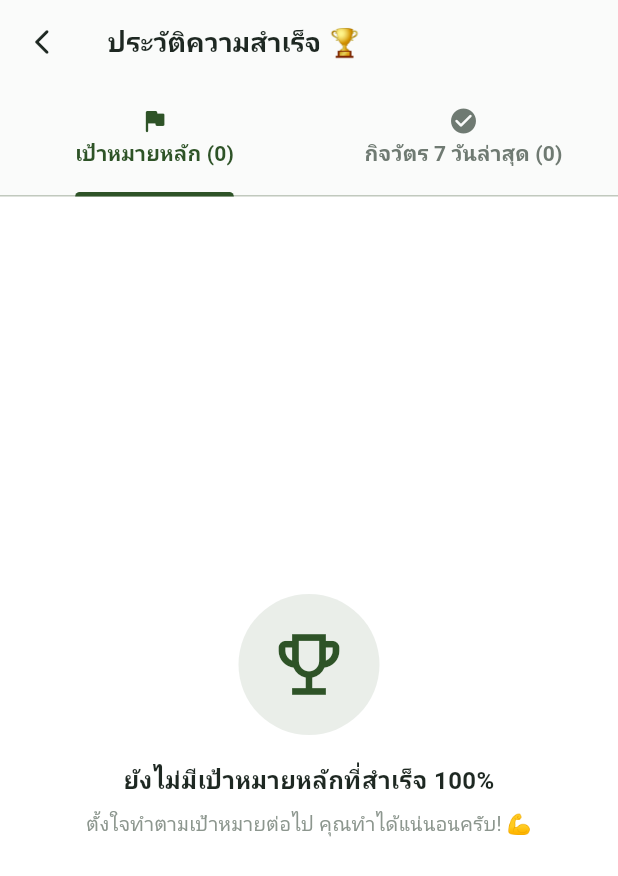
After one commit to Deen7028/HealthyMate, a Flutter app: the MyRoutinesPage screen opened directly, after a tap on the "emoji events" icon, on a phone screen of 412 x 824 dp. The commit adds this screen. Shown: the top 876 px of the screen. Run offline on Flutter 3.47's test engine with Material 3 defaults, Android fonts, the phone set to English and light mode, and no system bars; our stand-ins replace audioplayers, connectivity_plus, flutter_dotenv, flutter_local_notifications, flutter_secure_storage, flutter_tts and 12 more; missing offline and left inert: flutter_background_service, gal, health; accounts and stored records are empty; network calls fail.

Commit message:
feat: add completed goals and routines history page with supporting DAO and API updates

```diff
--- a/lib/core/database/daos/goal_preference_dao.dart
+++ b/lib/core/database/daos/goal_preference_dao.dart
@@ -15,6 +15,18 @@ extension AppDatabaseGoalPreferenceDao on AppDatabase {
     return null;
   }
 
+  /// ดึงประวัติเป้าหมายหลักทั้งหมดของผู้ใช้ (รวมเป้าหมายที่เคยสำเร็จ)
+  Future<List<Map<String, dynamic>>> getAllUserGoalsHistory(int userId) async {
+    final db = await database;
+    if (db == null) return [];
+    return await db.query(
+      'TbGoals',
+      where: 'nUserId = ?',
+      whereArgs: [userId],
+      orderBy: 'dtUpdatedAt DESC, nGoalId DESC',
+    );
+  }
+
   Future<void> saveUserGoal({
     required int userId,
     int nRoutineId = 0,
@@ -24,8 +36,17 @@ extension AppDatabaseGoalPreferenceDao on AppDatabase {
   }) async {
     final db = await database;
     if (db == null) return;
+
     final existing = await getUserGoal(userId);
     if (existing != null) {
+      final existingProgress = (existing['nProgress'] as num?)?.toDouble() ?? 0.0;
+      final existingRemaining = existing['sRemainingText']?.toString() ?? '';
+      final isExistingCompleted = existingProgress >= 1.0 || existingRemaining.contains('100%');
+      final isSameGoal = existing['sTitle'] == title &&
+          ((existing['nRoutineId'] as num?)?.toInt() ?? 0) == nRoutineId;
+
+      // หากเป็นเป้าหมายเดิม หรือเป้าหมายเดิมยังไม่สำเร็จ ให้ Update ได้
+      if (isSameGoal || !isExistingCompleted) {
         await db.update(
           'TbGoals',
           {
@@ -38,7 +59,11 @@ extension AppDatabaseGoalPreferenceDao on AppDatabase {
           where: 'nGoalId = ?',
           whereArgs: [existing['nGoalId']],
         );
-    } else {
+        return;
+      }
+    }
+
+    // หากยังไม่มี หรือเป้าหมายเดิมทำสำเร็จ 100% แล้ว ให้ Insert เป็นเป้าหมายใหม่ (ไม่ทับประวัติเดิม)
     await db.insert('TbGoals', {
       'nUserId': userId,
       'nRoutineId': nRoutineId,
@@ -47,7 +72,6 @@ extension AppDatabaseGoalPreferenceDao on AppDatabase {
       'sRemainingText': remainingText,
       'dtUpdatedAt': DateTime.now().toIso8601String(),
     });
-    }
   }
 
   Future<void> clearUserGoal(int userId) async {
--- a/lib/core/database/daos/routine_dao.dart
+++ b/lib/core/database/daos/routine_dao.dart
@@ -384,4 +384,30 @@ extension AppDatabaseRoutineDao on AppDatabase {
     }
     return 0;
   }
+
+  /// ดึงประวัติกิจวัตรที่ทำสำเร็จย้อนหลัง (ค่าเริ่มต้น: 7 วัน / 1 สัปดาห์ล่าสุด)
+  Future<List<Map<String, dynamic>>> getCompletedRoutineLogsHistory({
+    required int userId,
+    int daysLimit = 7,
+  }) async {
+    if (kIsWeb) return [];
+    final db = await database;
+    if (db == null) return [];
+    try {
+      final startDate = DateTime.now().subtract(Duration(days: daysLimit - 1));
+      final startDateStr =
+          '${startDate.year}-${startDate.month.toString().padLeft(2, '0')}-${startDate.day.toString().padLeft(2, '0')}';
+
+      return await db.rawQuery('''
+        SELECT rl.*, r.sTitle, r.sTime, r.targetValue, r.unit, r.color, r.iconData, r.sLinkedWorkout
+        FROM ${AppDatabase.tableRoutineLogs} rl
+        INNER JOIN ${AppDatabase.tableRoutines} r ON rl.nRoutineId = r.nRoutineId
+        WHERE r.nUserId = ? AND rl.isCompleted = 1 AND rl.dtLogDate >= ?
+        ORDER BY rl.dtLogDate DESC, rl.nLogId DESC
+      ''', [userId, startDateStr]);
+    } catch (e) {
+      debugPrint('[AppDatabase] getCompletedRoutineLogsHistory error: $e');
+      return [];
+    }
+  }
 }
--- a/lib/features/practice/controllers/routine_controller.dart
+++ b/lib/features/practice/controllers/routine_controller.dart
@@ -437,8 +437,11 @@ class RoutineController extends ChangeNotifier {
           final routineId = (r['nRoutineId'] as num?)?.toInt() ?? 0;
           if (routineId == 0) continue;
 
+          bool isDone = false;
+          double progVal = 0.0;
+
           if (r.containsKey('todayCompleted') && r['todayCompleted'] != null) {
-            final isDone = (r['todayCompleted'] as num?)?.toInt() == 1;
+            isDone = (r['todayCompleted'] as num?)?.toInt() == 1;
             if (isDone) {
               todayCompletionMap[routineId] = true;
             }
@@ -447,9 +450,19 @@ class RoutineController extends ChangeNotifier {
               r['todayProgressValue'] != null) {
             final serverVal = (r['todayProgressValue'] as num?)?.toDouble() ?? 0.0;
             final currentLocal = todayProgressValues[routineId] ?? 0.0;
+            progVal = serverVal > currentLocal ? serverVal : currentLocal;
             if (serverVal > currentLocal) {
               todayProgressValues[routineId] = serverVal;
             }
+          }
+
+          if (isDone || progVal > 0) {
+            await AppDatabase.instance.insertOrUpdateRoutineLog(
+              routineId: routineId,
+              dateStr: todayStr,
+              progressValue: progVal,
+              isCompleted: isDone,
+            );
           }
         }
         completedCount = todayCompletionMap.values.where((v) => v).length;
--- /dev/null
+++ b/lib/features/practice/pages/completed_goals_and_routines_page.dart
@@ -0,0 +1,438 @@
+import 'package:flutter/material.dart';
+import 'package:healthymate/core/database/app_database.dart';
+import 'package:healthymate/core/services/auth_service.dart';
+import 'package:healthymate/features/health_calculator/models/user_model.dart';
+import 'package:healthymate/shared/theme/app_theme.dart';
+
+class CompletedGoalsAndRoutinesPage extends StatefulWidget {
+  final int initialTabIndex;
+
+  const CompletedGoalsAndRoutinesPage({
+    super.key,
+    this.initialTabIndex = 0,
+  });
+
+  @override
+  State<CompletedGoalsAndRoutinesPage> createState() =>
+      _CompletedGoalsAndRoutinesPageState();
+}
+
+class _CompletedGoalsAndRoutinesPageState
+    extends State<CompletedGoalsAndRoutinesPage>
+    with SingleTickerProviderStateMixin {
+  late TabController _tabController;
+  bool _isLoading = true;
+
+  List<Map<String, dynamic>> _completedGoals = [];
+  List<Map<String, dynamic>> _completedRoutines = [];
+
+  final Color primaryGreen = AppTheme.primaryGreen;
+  final Color darkGreen = AppTheme.primaryGreenDark;
+
+  @override
+  void initState() {
+    super.initState();
+    _tabController = TabController(
+      length: 2,
+      vsync: this,
+      initialIndex: widget.initialTabIndex,
+    );
+    _loadHistoryData();
+  }
+
+  @override
+  void dispose() {
+    _tabController.dispose();
+    super.dispose();
+  }
+
+  Future<void> _loadHistoryData() async {
+    setState(() => _isLoading = true);
+    try {
+      final db = AppDatabase.instance;
+      String? email = AuthService.instance.currentUserEmail;
+      if (email.isEmpty) {
+        email = await db.getLoggedInUserEmail();
+      }
+      TbUser? user;
+      if (email != null && email.isNotEmpty) {
+        user = await db.getUserByEmail(email);
+      }
+      user ??= await db.getUser(userId: 1);
+      final userId = user?.nUserId ?? 1;
+
+      // 1. ดึงประวัติเป้าหมายหลัก
+      final allGoals = await db.getAllUserGoalsHistory(userId);
+      // กรองเฉพาะเป้าหมายที่ทำสำเร็จ หรือมีความคืบหน้า 100%
+      _completedGoals = allGoals.where((g) {
+        final progress = (g['nProgress'] as num?)?.toDouble() ?? 0.0;
+        final remaining = g['sRemainingText']?.toString() ?? '';
+        return progress >= 1.0 || remaining.contains('100%');
+      }).toList();
+
+      // 2. ดึงประวัติกิจวัตรที่ทำสำเร็จ
+      _completedRoutines =
+          await db.getCompletedRoutineLogsHistory(userId: userId);
+    } catch (e) {
+      debugPrint('Error loading completed history: $e');
+    } finally {
+      if (mounted) {
+        setState(() => _isLoading = false);
+      }
+    }
+  }
+
+  String _formatThaiDate(String? rawDate) {
+    if (rawDate == null || rawDate.isEmpty) return 'ไม่ระบุวันที่';
+    try {
+      final dt = DateTime.parse(rawDate);
+      const thaiMonths = [
+        'ม.ค.', 'ก.พ.', 'มี.ค.', 'เม.ย.', 'พ.ค.', 'มิ.ย.',
+        'ก.ค.', 'ส.ค.', 'ก.ย.', 'ต.ค.', 'พ.ย.', 'ธ.ค.'
+      ];
+      final thaiYear = dt.year > 2500 ? dt.year : dt.year + 543;
+      return '${dt.day} ${thaiMonths[dt.month - 1]} $thaiYear';
+    } catch (_) {
+      return rawDate;
+    }
+  }
+
+  @override
+  Widget build(BuildContext context) {
+    final isDark = Theme.of(context).brightness == Brightness.dark;
+    final scaffoldBg = AppTheme.getBackgroundColor(isDark);
+    final textPrimary = AppTheme.getTextPrimaryColor(isDark);
+    final textSecondary = AppTheme.getTextSecondaryColor(isDark);
+    final cardBg = isDark ? const Color(0xFF1E2822) : Colors.white;
+
+    return Scaffold(
+      backgroundColor: scaffoldBg,
+      appBar: AppBar(
+        backgroundColor: isDark ? const Color(0xFF1E2822) : Colors.white,
+        elevation: 0.5,
+        leading: IconButton(
+          icon: Icon(Icons.arrow_back_ios_new_rounded, color: textPrimary, size: 20),
+          onPressed: () => Navigator.pop(context),
+        ),
+        title: Text(
+          'ประวัติความสำเร็จ 🏆',
+          style: TextStyle(
+            color: textPrimary,
+            fontSize: 18,
+            fontWeight: FontWeight.bold,
+          ),
+        ),
+        bottom: TabBar(
+          controller: _tabController,
+          labelColor: isDark ? const Color(0xFF90DB89) : darkGreen,
+          unselectedLabelColor: textSecondary,
+          indicatorColor: isDark ? const Color(0xFF90DB89) : darkGreen,
+          indicatorWeight: 3,
+          labelStyle: const TextStyle(fontWeight: FontWeight.bold, fontSize: 14),
+          tabs: [
+            Tab(
+              icon: const Icon(Icons.flag_rounded, size: 20),
+              text: 'เป้าหมายหลัก (${_completedGoals.length})',
+            ),
+            Tab(
+              icon: const Icon(Icons.check_circle_rounded, size: 20),
+              text: 'กิจวัตร 7 วันล่าสุด (${_completedRoutines.length})',
+            ),
+          ],
+        ),
+      ),
+      body: _isLoading
+          ? Center(
+              child: CircularProgressIndicator(
+                color: isDark ? const Color(0xFF90DB89) : darkGreen,
+              ),
+            )
+          : TabBarView(
+              controller: _tabController,
+              children: [
+                // แท็บ 1: เป้าหมายหลักที่ทำสำเร็จแล้ว
+                _buildCompletedGoalsTab(cardBg, textPrimary, textSecondary, isDark),
+
+                // แท็บ 2: กิจวัตรที่ทำสำเร็จแล้ว
+                _buildCompletedRoutinesTab(cardBg, textPrimary, textSecondary, isDark),
+              ],
+            ),
+    );
+  }
+
+  Widget _buildCompletedGoalsTab(
+    Color cardBg,
+    Color textPrimary,
+    Color textSecondary,
+    bool isDark,
+  ) {
+    if (_completedGoals.isEmpty) {
+      return _buildEmptyState(
+        icon: Icons.emoji_events_outlined,
+        title: 'ยังไม่มีเป้าหมายหลักที่สำเร็จ 100%',
+        subtitle: 'ตั้งใจทำตามเป้าหมายต่อไป คุณทำได้แน่นอนครับ! 💪',
+        isDark: isDark,
+      );
+    }
+
+    return RefreshIndicator(
+      onRefresh: _loadHistoryData,
+      color: darkGreen,
+      child: ListView.builder(
+        padding: const EdgeInsets.all(16),
+        itemCount: _completedGoals.length,
+        itemBuilder: (context, index) {
+          final goal = _completedGoals[index];
+          final title = goal['sTitle']?.toString() ?? 'เป้าหมายหลัก';
+          final remaining = goal['sRemainingText']?.toString() ?? 'ทำสำเร็จครบ 100%';
+          final updatedAt = _formatThaiDate(goal['dtUpdatedAt']?.toString());
+
+          return Container(
+            margin: const EdgeInsets.only(bottom: 14),
+            padding: const EdgeInsets.all(16),
+            decoration: BoxDecoration(
+              color: cardBg,
+              borderRadius: BorderRadius.circular(20),
+              border: Border.all(
+                color: primaryGreen.withValues(alpha: isDark ? 0.3 : 0.2),
+              ),
+              boxShadow: [
+                BoxShadow(
+                  color: Colors.black.withValues(alpha: isDark ? 0.2 : 0.04),
+                  blurRadius: 10,
+                  offset: const Offset(0, 4),
+                ),
+              ],
+            ),
+            child: Row(
+              children: [
+                Container(
+                  padding: const EdgeInsets.all(12),
+                  decoration: BoxDecoration(
+                    color: primaryGreen.withValues(alpha: isDark ? 0.25 : 0.12),
+                    shape: BoxShape.circle,
+                  ),
+                  child: const Text('🏆', style: TextStyle(fontSize: 24)),
+                ),
+                const SizedBox(width: 14),
+                Expanded(
+                  child: Column(
+                    crossAxisAlignment: CrossAxisAlignment.start,
+                    children: [
+                      Row(
+                        children: [
+                          Expanded(
+                            child: Text(
+                              title,
+                              style: TextStyle(
+                                fontSize: 16,
+                                fontWeight: FontWeight.bold,
+                                color: textPrimary,
+                              ),
+                            ),
+                          ),
+                          Container(
+                            padding: const EdgeInsets.symmetric(
+                              horizontal: 8,
+                              vertical: 3,
+                            ),
+                            decoration: BoxDecoration(
+                              color: isDark
+                                  ? const Color(0xFF1E3825)
+                                  : const Color(0xFFE8F5E9),
+                              borderRadius: BorderRadius.circular(10),
+                            ),
+                            child: Text(
+                              '100% สำเร็จ',
+                              style: TextStyle(
+                                fontSize: 11,
+                                fontWeight: FontWeight.bold,
+                                color: isDark
+                                    ? const Color(0xFF90DB89)
+                                    : darkGreen,
+                              ),
+                            ),
+                          ),
+                        ],
+                      ),
+                      const SizedBox(height: 6),
+                      Text(
+                        remaining,
+                        style: TextStyle(fontSize: 12.5, color: textSecondary),
+                      ),
+                      const SizedBox(height: 4),
+                      Row(
+                        children: [
+                          Icon(Icons.calendar_today_rounded,
+                              size: 12, color: textSecondary),
+                          const SizedBox(width: 4),
+                          Text(
+                            'สำเร็จเมื่อ: $updatedAt',
+                            style: TextStyle(
+                              fontSize: 11,
+                              color: textSecondary,
+                            ),
+                          ),
+                        ],
+                      ),
+                    ],
+                  ),
+                ),
+              ],
+            ),
+          );
+        },
+      ),
+    );
+  }
+
+  Widget _buildCompletedRoutinesTab(
+    Color cardBg,
+    Color textPrimary,
+    Color textSecondary,
+    bool isDark,
+  ) {
+    if (_completedRoutines.isEmpty) {
+      return _buildEmptyState(
+        icon: Icons.checklist_rtl_rounded,
+        title: 'ยังไม่มีประวัติกิจวัตรที่ทำสำเร็จ',
+        subtitle: 'เริ่มเช็คกิจวัตรแรกของคุณวันนี้ได้เลย!',
+        isDark: isDark,
+      );
+    }
+
+    return RefreshIndicator(
+      onRefresh: _loadHistoryData,
+      color: darkGreen,
+      child: ListView.builder(
+        padding: const EdgeInsets.all(16),
+        itemCount: _completedRoutines.length,
+        itemBuilder: (context, index) {
+          final r = _completedRoutines[index];
+          final title = r['sTitle']?.toString() ?? 'กิจวัตร';
+          final dateStr = _formatThaiDate(r['dtLogDate']?.toString());
+          final targetVal = (r['targetValue'] as num?)?.toDouble() ?? 1.0;
+          final progressVal = (r['nProgressValue'] as num?)?.toDouble() ?? targetVal;
+          final unit = r['unit']?.toString() ?? 'ครั้ง';
+          final time = r['sTime']?.toString() ?? '';
+
+          return Container(
+            margin: const EdgeInsets.only(bottom: 12),
+            padding: const EdgeInsets.symmetric(horizontal: 16, vertical: 14),
+            decoration: BoxDecoration(
+              color: cardBg,
+              borderRadius: BorderRadius.circular(18),
+              border: Border.all(
+                color: isDark ? const Color(0xFF2C3930) : const Color(0xFFE2E7DF),
+              ),
+            ),
+            child: Row(
+              children: [
+                Container(
+                  padding: const EdgeInsets.all(10),
+                  decoration: BoxDecoration(
+                    color: isDark
+                        ? const Color(0xFF1E3825)
+                        : const Color(0xFFE8F5E9),
+                    shape: BoxShape.circle,
+                  ),
+                  child: Icon(
+                    Icons.check_circle_rounded,
+                    color: isDark ? const Color(0xFF90DB89) : darkGreen,
+                    size: 24,
+                  ),
+                ),
+                const SizedBox(width: 14),
+                Expanded(
+                  child: Column(
+                    crossAxisAlignment: CrossAxisAlignment.start,
+                    children: [
+                      Text(
+                        title,
+                        style: TextStyle(
+                          fontSize: 15,
+                          fontWeight: FontWeight.bold,
+                          color: textPrimary,
+                        ),
+                      ),
+                      const SizedBox(height: 4),
+                      Text(
+                        'ทำได้: ${progressVal == progressVal.toInt() ? progressVal.toInt() : progressVal.toStringAsFixed(1)} / ${targetVal == targetVal.toInt() ? targetVal.toInt() : targetVal.toStringAsFixed(1)} $unit ${time.isNotEmpty ? "• $time" : ""}',
+                        style: TextStyle(fontSize: 12, color: textSecondary),
+                      ),
+                    ],
+                  ),
+                ),
+                Container(
+                  padding: const EdgeInsets.symmetric(horizontal: 10, vertical: 4),
+                  decoration: BoxDecoration(
+                    color: isDark ? const Color(0xFF27342C) : const Color(0xFFF3F6F2),
+                    borderRadius: BorderRadius.circular(12),
+                  ),
+                  child: Text(
+                    dateStr,
+                    style: TextStyle(
+                      fontSize: 11,
+                      fontWeight: FontWeight.w600,
+                      color: textSecondary,
+                    ),
+                  ),
+                ),
+              ],
+            ),
+          );
+        },
+      ),
+    );
+  }
+
+  Widget _buildEmptyState({
+    required IconData icon,
+    required String title,
+    required String subtitle,
+    required bool isDark,
+  }) {
+    return Center(
+      child: Padding(
+        padding: const EdgeInsets.all(32),
+        child: Column(
+          mainAxisAlignment: MainAxisAlignment.center,
+          children: [
+            Container(
+              padding: const EdgeInsets.all(20),
+              decoration: BoxDecoration(
+                color: (isDark ? const Color(0xFF90DB89) : darkGreen)
+                    .withValues(alpha: 0.1),
+                shape: BoxShape.circle,
+              ),
+              child: Icon(
+                icon,
+                size: 54,
+                color: isDark ? const Color(0xFF90DB89) : darkGreen,
+              ),
+            ),
+            const SizedBox(height: 18),
+            Text(
+              title,
+              textAlign: TextAlign.center,
+              style: TextStyle(
+                fontSize: 16,
+                fontWeight: FontWeight.bold,
+                color: isDark ? Colors.white : const Color(0xFF1E2822),
+              ),
+            ),
+            const SizedBox(height: 8),
+            Text(
+              subtitle,
+              textAlign: TextAlign.center,
+              style: const TextStyle(
+                fontSize: 13,
+                color: Color(0xFF8C968E),
+              ),
+            ),
+          ],
+        ),
+      ),
+    );
+  }
+}
--- a/lib/features/practice/pages/routine_notification_page.dart
+++ b/lib/features/practice/pages/routine_notification_page.dart
@@ -5,6 +5,7 @@ import 'package:healthymate/shared/theme/app_theme.dart';
 import '../models/routine_item.dart';
 import '../widgets/index.dart';
 import '../controllers/routine_controller.dart';
+import 'completed_goals_and_routines_page.dart';
 
 class MyRoutinesPage extends StatefulWidget {
   final bool isActive;
@@ -520,8 +521,27 @@ class _MyRoutinesPageState extends State<MyRoutinesPage> {
         ],
       ),
       actions: [
+        IconButton(
+          icon: Container(
+            padding: const EdgeInsets.all(6),
+            decoration: BoxDecoration(
+              color: primaryGreen.withValues(alpha: isDark ? 0.25 : 0.12),
+              shape: BoxShape.circle,
+            ),
+            child: const Icon(Icons.emoji_events_rounded, color: Color(0xFFE6A23C), size: 20),
+          ),
+          tooltip: 'ประวัติความสำเร็จ (Completed History)',
+          onPressed: () {
+            Navigator.push(
+              context,
+              MaterialPageRoute(
+                builder: (_) => const CompletedGoalsAndRoutinesPage(),
+              ),
+            );
+          },
+        ),
         Padding(
-          padding: const EdgeInsets.only(right: 16.0),
+          padding: const EdgeInsets.only(right: 16.0, left: 4.0),
           child: CircleAvatar(
             radius: 16,
             backgroundColor: primaryGreen,
```
Also changed, not shown: 1 other file. Lines whose indentation alone changed are shown as unchanged.
